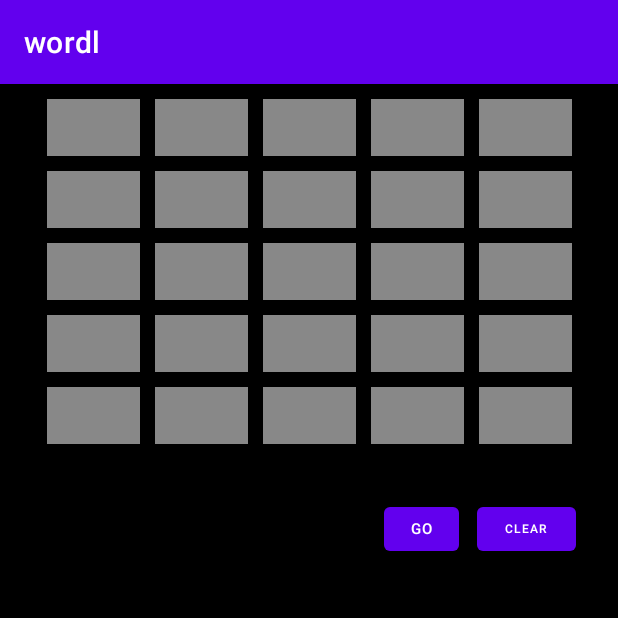
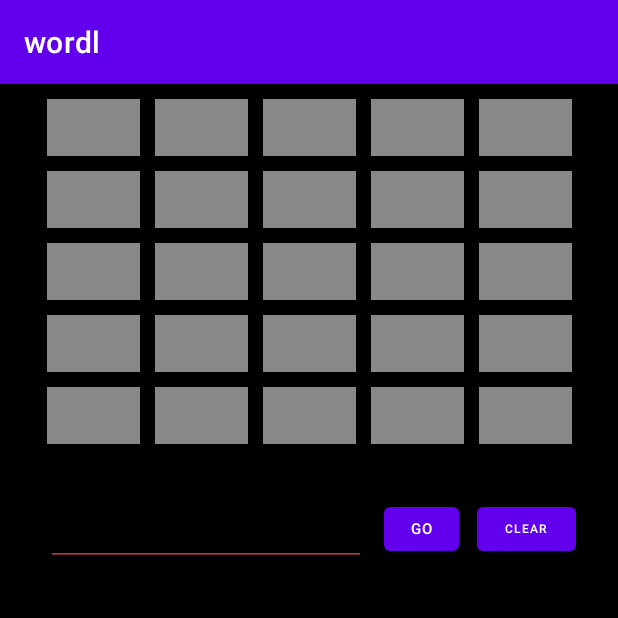
Before and after one commit to jakenelsonnn/wordl, an Android app: the screen it shows after launch (MainActivity), on a phone screen of 412 x 824 dp, the top half of it. Run offline under Robolectric (Android 15) with nearby library versions, the phone set to English and light mode, and no system bars; our stand-ins replace data binding.

Commit message:
change text box underline color

```diff
--- a/app/src/main/res/layout/activity_main.xml
+++ b/app/src/main/res/layout/activity_main.xml
@@ -37,6 +37,7 @@
             android:layout_width="wrap_content"
             android:layout_height="wrap_content"
             android:layout_marginTop="16dp"
+            android:backgroundTint="#BF3D3D"
             android:ems="10"
             android:inputType="textPersonName"
             android:textAlignment="center"
```
